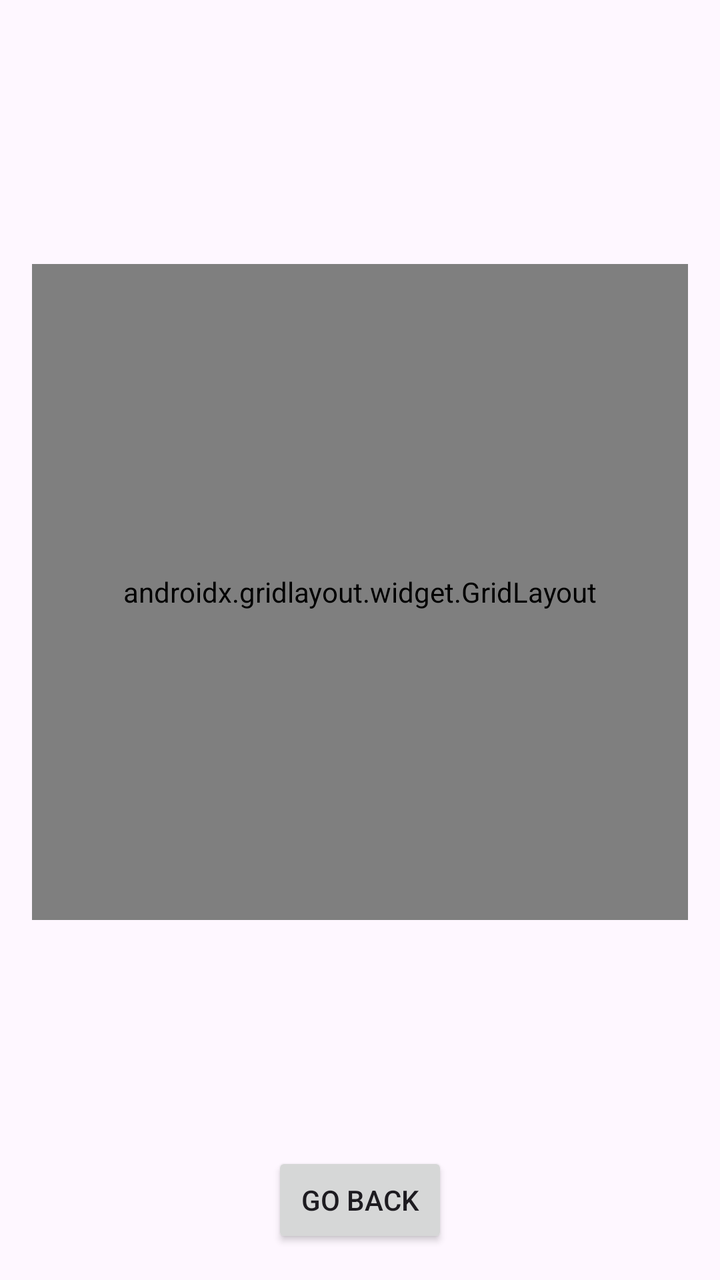
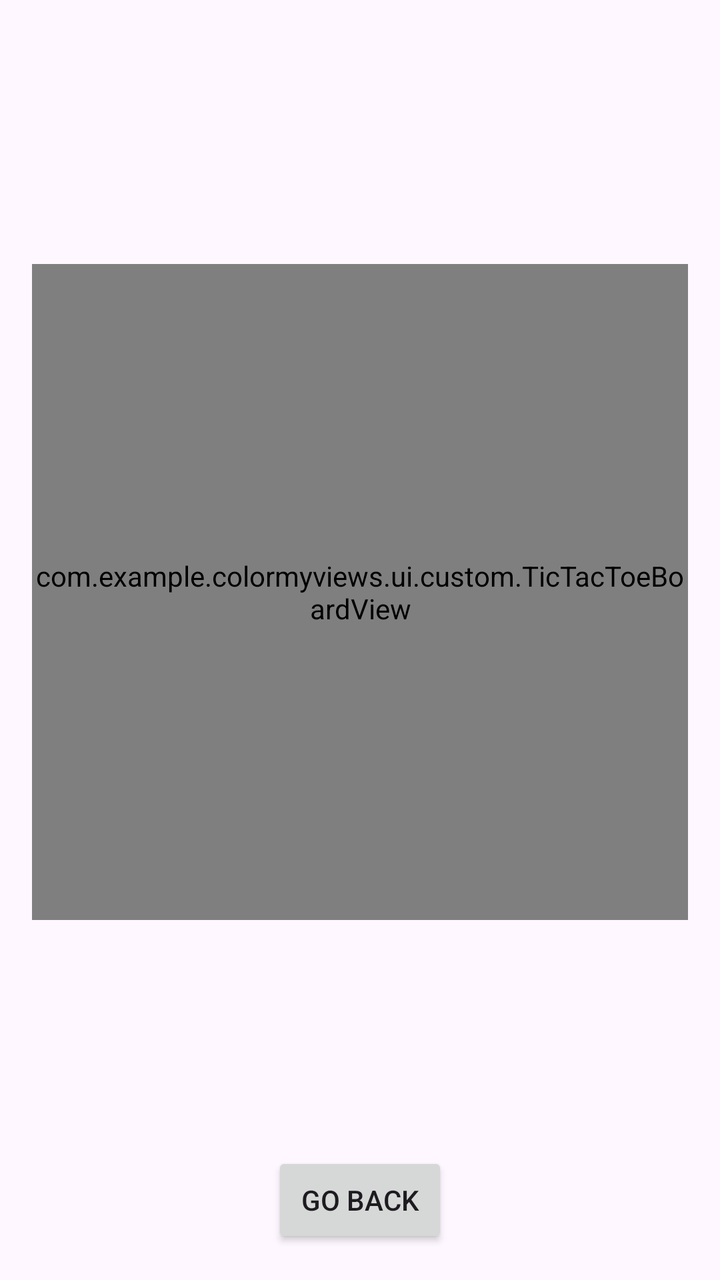

Before-and-after screenshots of an Android layout around one commit, followed by the original layout XML and the change that was made.
<!-- AndroidManifest.xml: application theme Theme.ColorMyViews -->
<!-- res/layout/fragment_secondary.xml -->
<?xml version="1.0" encoding="utf-8"?>
<androidx.constraintlayout.widget.ConstraintLayout
    xmlns:android="http://schemas.android.com/apk/res/android"
    xmlns:app="http://schemas.android.com/apk/res-auto"
    android:layout_width="match_parent"
    android:layout_height="match_parent"
    android:padding="16dp">

    <androidx.gridlayout.widget.GridLayout
        android:id="@+id/boardGrid"
        android:layout_width="0dp"
        android:layout_height="0dp"
        app:columnCount="3"
        app:rowCount="3"
        app:layout_constraintDimensionRatio="1:1"
        app:layout_constraintStart_toStartOf="parent"
        app:layout_constraintEnd_toEndOf="parent"
        app:layout_constraintTop_toTopOf="parent"
        app:layout_constraintBottom_toTopOf="@+id/btn_go_back">

        <Button android:id="@+id/cell0" style="@style/TicTacToeCell" />
        <Button android:id="@+id/cell1" style="@style/TicTacToeCell" />
        <Button android:id="@+id/cell2" style="@style/TicTacToeCell" />
        <Button android:id="@+id/cell3" style="@style/TicTacToeCell" />
        <Button android:id="@+id/cell4" style="@style/TicTacToeCell" />
        <Button android:id="@+id/cell5" style="@style/TicTacToeCell" />
        <Button android:id="@+id/cell6" style="@style/TicTacToeCell" />
        <Button android:id="@+id/cell7" style="@style/TicTacToeCell" />
        <Button android:id="@+id/cell8" style="@style/TicTacToeCell" />

    </androidx.gridlayout.widget.GridLayout>

    <Button
        android:id="@+id/btn_go_back"
        android:layout_width="wrap_content"
        android:layout_height="wrap_content"
        android:text="Go Back"
        app:layout_constraintBottom_toBottomOf="parent"
        app:layout_constraintStart_toStartOf="parent"
        app:layout_constraintEnd_toEndOf="parent" />

</androidx.constraintlayout.widget.ConstraintLayout>
<!-- resources referenced by this layout -->
<resources>
  <style name="TicTacToeCell">
          <item name="android:layout_width">0dp</item>
          <item name="android:layout_height">0dp</item>
          <item name="layout_columnWeight">1</item>
          <item name="layout_rowWeight">1</item>
  
          <item name="android:layout_margin">4dp</item>
          <item name="android:textSize">32sp</item>
          <item name="android:backgroundTint">#EEEEEE</item>
          <item name="android:textColor">#000000</item>
      </style>
  <style name="Theme.ColorMyViews" parent="Base.Theme.ColorMyViews" />
  <style name="Base.Theme.ColorMyViews" parent="Theme.Material3.DayNight.NoActionBar">
          
          
      </style>
</resources>

<!-- the commit's change to res/layout/fragment_secondary.xml (unified diff, before → after) -->
@@ -6,29 +6,15 @@
     android:layout_height="match_parent"
     android:padding="16dp">
 
-    <androidx.gridlayout.widget.GridLayout
-        android:id="@+id/boardGrid"
+    <com.example.colormyviews.ui.custom.TicTacToeBoardView
+        android:id="@+id/ticTacToeBoard"
         android:layout_width="0dp"
         android:layout_height="0dp"
-        app:columnCount="3"
-        app:rowCount="3"
         app:layout_constraintDimensionRatio="1:1"
+        app:layout_constraintTop_toTopOf="parent"
+        app:layout_constraintBottom_toTopOf="@+id/btn_go_back"
         app:layout_constraintStart_toStartOf="parent"
-        app:layout_constraintEnd_toEndOf="parent"
-        app:layout_constraintTop_toTopOf="parent"
-        app:layout_constraintBottom_toTopOf="@+id/btn_go_back">
-
-        <Button android:id="@+id/cell0" style="@style/TicTacToeCell" />
-        <Button android:id="@+id/cell1" style="@style/TicTacToeCell" />
-        <Button android:id="@+id/cell2" style="@style/TicTacToeCell" />
-        <Button android:id="@+id/cell3" style="@style/TicTacToeCell" />
-        <Button android:id="@+id/cell4" style="@style/TicTacToeCell" />
-        <Button android:id="@+id/cell5" style="@style/TicTacToeCell" />
-        <Button android:id="@+id/cell6" style="@style/TicTacToeCell" />
-        <Button android:id="@+id/cell7" style="@style/TicTacToeCell" />
-        <Button android:id="@+id/cell8" style="@style/TicTacToeCell" />
-
-    </androidx.gridlayout.widget.GridLayout>
+        app:layout_constraintEnd_toEndOf="parent" />
 
     <Button
         android:id="@+id/btn_go_back"
<!-- resource entries referenced after the edit -->
@@ -1,16 +1,5 @@
 <!-- resources referenced by this layout -->
 <resources>
-  <style name="TicTacToeCell">
-          <item name="android:layout_width">0dp</item>
-          <item name="android:layout_height">0dp</item>
-          <item name="layout_columnWeight">1</item>
-          <item name="layout_rowWeight">1</item>
-  
-          <item name="android:layout_margin">4dp</item>
-          <item name="android:textSize">32sp</item>
-          <item name="android:backgroundTint">#EEEEEE</item>
-          <item name="android:textColor">#000000</item>
-      </style>
   <style name="Theme.ColorMyViews" parent="Base.Theme.ColorMyViews" />
   <style name="Base.Theme.ColorMyViews" parent="Theme.Material3.DayNight.NoActionBar">
           
